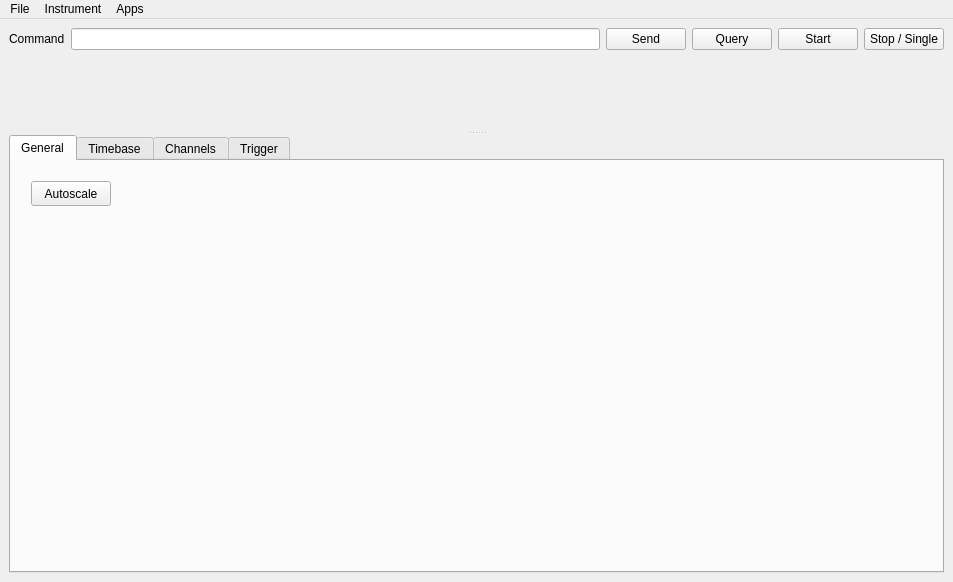
This is mainwindow.ui in CodingMarco/qsoftscopegpib as Qt 5 draws it before an edit. The edited form follows.
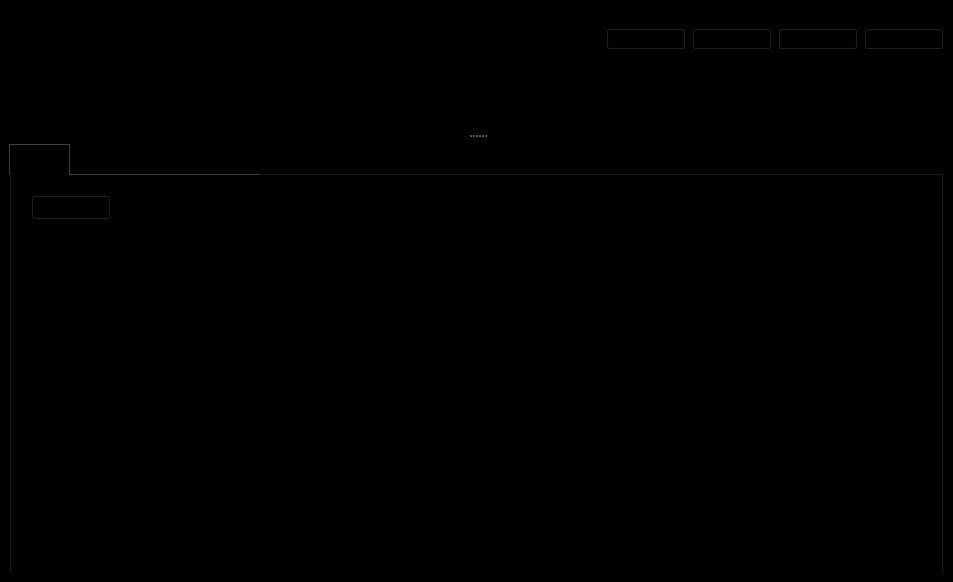
This is the edited form. The open tabs and pages were chosen to show the change. Custom widgets are drawn as their Qt base class.

Commit message: Changed UI to a black style

The edit to the form file:
```diff
--- a/mainwindow.ui
+++ b/mainwindow.ui
@@ -13,6 +13,9 @@
   <property name="windowTitle">
    <string>GPIB-SoftScope</string>
   </property>
+  <property name="styleSheet">
+   <string notr="true">background-color: rgb(0,0,0);</string>
+  </property>
   <widget class="QWidget" name="centralwidget">
    <layout class="QVBoxLayout" name="verticalLayout">
     <item>
@@ -65,9 +68,15 @@
     </item>
     <item>
      <widget class="QSplitter" name="splitter">
+      <property name="frameShape">
+       <enum>QFrame::NoFrame</enum>
+      </property>
       <property name="orientation">
        <enum>Qt::Vertical</enum>
       </property>
+      <property name="handleWidth">
+       <number>16</number>
+      </property>
       <property name="childrenCollapsible">
        <bool>false</bool>
       </property>
@@ -85,8 +94,30 @@
          <height>200</height>
         </size>
        </property>
+       <property name="styleSheet">
+        <string notr="true">QTabBar::tab {
+	padding: 8px;
+}
+
+QTabBar::tab:selected {
+	border-bottom: none;
+	border-left: 1px solid rgb(60,60,60);
+	border-right: 1px solid rgb(60,60,60);
+	border-top: 1px solid rgb(60,60,60);
+}
+
+QTabBar::tab:!selected {
+    border-bottom: 1px solid rgb(60,60,60);
+}</string>
+       </property>
+       <property name="tabShape">
+        <enum>QTabWidget::Rounded</enum>
+       </property>
        <property name="currentIndex">
-        <number>2</number>
+        <number>0</number>
+       </property>
+       <property name="tabsClosable">
+        <bool>false</bool>
        </property>
        <widget class="QWidget" name="tabGeneral">
         <attribute name="title">
```
The commit also changes 1 other file.
